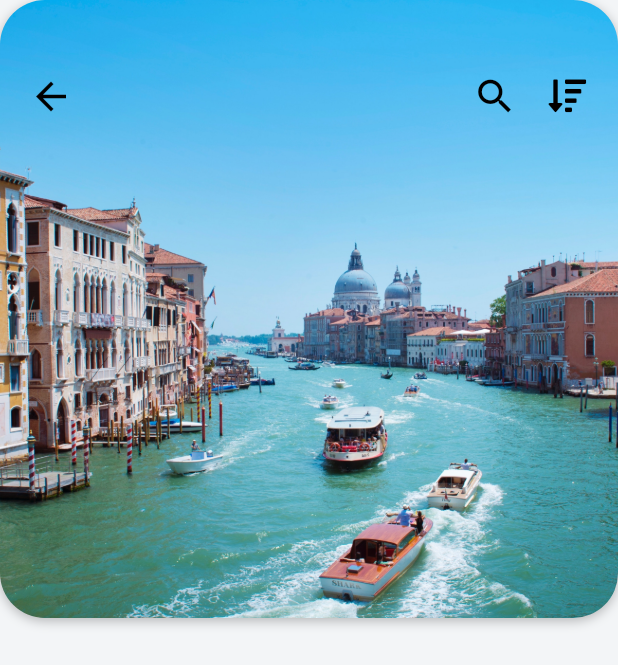
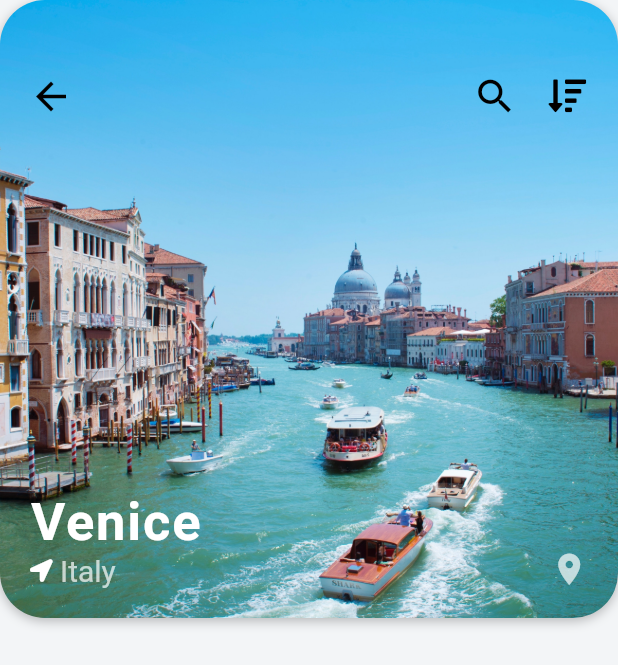
Before and after one commit to iamomoro/flutter_travel_ui, a Flutter app: the screen it shows after launch, after a tap on an icon or button, on a phone screen of 412 x 824 dp. Shown: the top 665 px of the screen. Run offline on Flutter 3.47's test engine with Material 2 defaults, Android fonts, the phone set to English and light mode, and no system bars; our stand-ins replace font_awesome_flutter; network calls fail.

Commit message:
desinationscreenimage done-activity list start

```diff
--- a/lib/screens/destination_screen.dart
+++ b/lib/screens/destination_screen.dart
@@ -68,7 +68,33 @@ class _DestinationScreenState extends State<DestinationScreen> {
                   ],)
                 ],
               ),
-            )
+            ),
+            Positioned(
+              left: 20.0,
+              bottom: 20.0,
+              child: Column(
+                                crossAxisAlignment: CrossAxisAlignment.start,
+                                children: <Widget>[
+                                Text(widget.destination.city, style: TextStyle(color: Colors.white, fontSize: 35.0, fontWeight: FontWeight.w600, letterSpacing: 1.2)),
+                                Row(
+                                  children: <Widget>[
+                                    Icon(FontAwesomeIcons.locationArrow, size: 15.0, color: Colors.white,),
+                                    SizedBox(width: 5.0,),
+                                    Text(widget.destination.country, style: TextStyle(color: Colors.white70, fontSize: 20.0)),
+                                  ],
+                                ),
+                                ],
+                               ),
+            ),
+            Positioned(
+              right: 20.0,
+              bottom: 20.0,
+              child: Icon(
+              Icons.location_on,
+              color: Colors.white70,
+              size: 25.0,
+              ),
+              ),
         ],
         )
       ],
```
Also changed, not shown: 1 other file.
